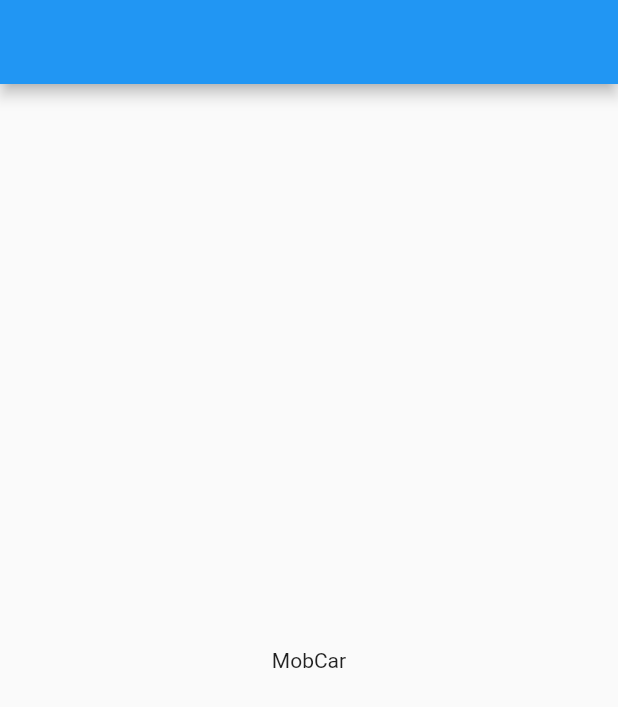
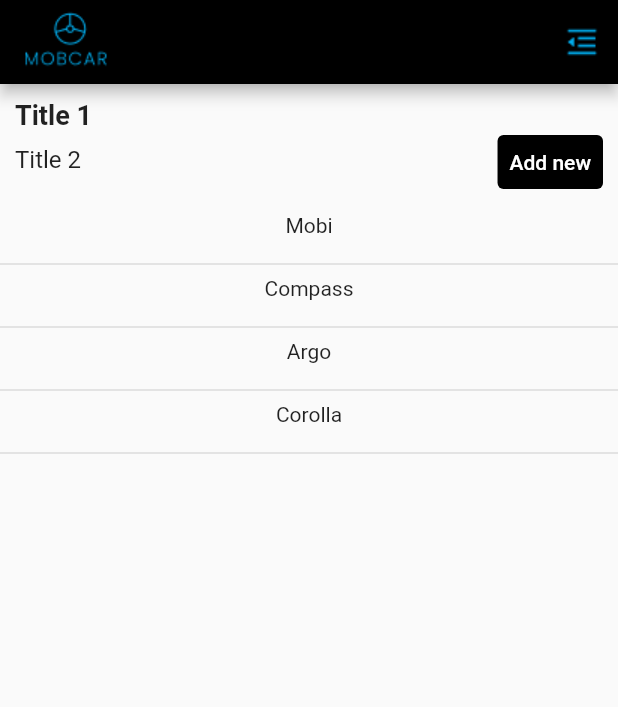
Before and after one commit to WellysonP/Test_MobCar, a Flutter app: the screen it shows after launch, on a phone screen of 412 x 824 dp. Shown: the top 707 px of the screen. Run offline on Flutter 3.47's test engine with Material 2 defaults, Android fonts, the phone set to English and light mode, and no system bars.

Commit message:
ajustado AppBar com title contendo logo da empresa, e actions contendo menu especificado

```diff
--- /dev/null
+++ b/lib/Provider/cars.dart
@@ -0,0 +1,67 @@
+import 'dart:math';
+
+import 'package:flutter/cupertino.dart';
+import 'package:flutter/foundation.dart';
+import 'package:mobicar/models/dummy.dart';
+
+import '../models/car_models.dart';
+
+class Cars with ChangeNotifier {
+  List<Car> get _items => dummy;
+  List<Car> get items => [..._items];
+
+  int get itemsCount {
+    return _items.length;
+  }
+
+  // void addCar(Car car) {
+  //   _items.add(
+  //     Car(
+  //       id: Random().nextDouble().toString(),
+  //       brand: car.brand,
+  //       vehicles: car.vehicles,
+  //       year: car.year,
+  //       price: car.price,
+  //       imageUrl: car.imageUrl,
+  //     ),
+  //   );
+  //   notifyListeners();
+  // }
+
+  // void updatCar(Car car) {
+  //   int index = _items.indexWhere((c) => c.id == car.id);
+  //   if (index >= 0) {
+  //     _items[index] = car;
+  //   }
+  //   notifyListeners();
+  // }
+
+  // void saveCar(Map<String, Object> data) {
+  //   bool hasId = data["id"] != null;
+
+  //   final car = Car(
+  //     id: hasId ? data["id"] as String : Random().nextDouble().toString(),
+  //     brand: data["brand"] as String,
+  //     vehicles: data["vehicles"] as String,
+  //     year: data["year"] as int,
+  //     price: data["price"] as double,
+  //     imageUrl: data["imageUrl"] as String,
+  //   );
+
+  //   if (hasId) {
+  //     return updatCar(car);
+  //   } else {
+  //     return addCar(car);
+  //   }
+  // }
+
+  // void removeCar(Car car) {
+  //   int index = _items.indexWhere((c) => c.id == car.id);
+
+  //   if (index >= 0) {
+  //     final car = _items[index];
+  //     _items.remove(car);
+  //     notifyListeners();
+  //   }
+  // }
+}
--- /dev/null
+++ b/lib/component/car_tile.dart
@@ -0,0 +1,17 @@
+import 'package:flutter/material.dart';
+import 'package:mobicar/Provider/cars.dart';
+import 'package:provider/provider.dart';
+
+import '../models/car_models.dart';
+
+class CarTile extends StatelessWidget {
+  final Car car;
+  const CarTile({Key? key, required this.car}) : super(key: key);
+
+  @override
+  Widget build(BuildContext context) {
+    return Center(
+      child: Text(car.vehicles),
+    );
+  }
+}
--- a/lib/main.dart
+++ b/lib/main.dart
@@ -1,6 +1,10 @@
 import 'package:flutter/cupertino.dart';
 import 'package:flutter/material.dart';
+import 'package:mobicar/Provider/cars.dart';
 import 'package:mobicar/pages/home_page.dart';
+import 'package:provider/provider.dart';
+
+import 'component/car_tile.dart';
 
 void main(List<String> args) {
   runApp(MyApp());
@@ -11,9 +15,23 @@ class MyApp extends StatelessWidget {
 
   @override
   Widget build(BuildContext context) {
-    return MaterialApp(
-      debugShowCheckedModeBanner: false,
-      home: HomePage(),
+    final ThemeData theme = ThemeData();
+    return MultiProvider(
+      providers: [
+        ChangeNotifierProvider(
+          create: (context) => Cars(),
+        ),
+      ],
+      child: MaterialApp(
+        theme: theme.copyWith(
+            colorScheme: theme.colorScheme
+                .copyWith(primary: Colors.black, secondary: Colors.blueAccent)),
+        debugShowCheckedModeBanner: false,
+        home: HomePage(),
+      ),
+      builder: (context, child) {
+        return child!;
+      },
     );
   }
 }
--- /dev/null
+++ b/lib/models/car_models.dart
@@ -0,0 +1,44 @@
+class Car {
+  final String id;
+  final String brand;
+  final String vehicles;
+  final int year;
+  final double price;
+  final String imageUrl;
+
+  const Car({
+    required this.id,
+    required this.brand,
+    required this.vehicles,
+    required this.year,
+    required this.price,
+    required this.imageUrl,
+  });
+}
+
+
+
+
+// class Car {
+//   final Brande brand;
+//   final String vehicles;
+//   final int year;
+//   final double price;
+
+//   const Car({
+//     required this.brand,
+//     required this.vehicles,
+//     required this.year,
+//     required this.price,
+//   });
+// }
+
+// class Brande {
+//   String name;
+//   String cod;
+
+//   Brande({
+//     required this.name,
+//     required this.cod,
+//   });
+// }
--- /dev/null
+++ b/lib/models/dummy.dart
@@ -0,0 +1,40 @@
+import 'package:mobicar/models/car_models.dart';
+
+final dummy = [
+  Car(
+    id: "01",
+    brand: "Fiat",
+    vehicles: "Mobi",
+    year: 2022,
+    price: 6000,
+    imageUrl:
+        "https://www.automaistv.com.br/wp-content/uploads/2022/01/fiat_mobi_like_52_edited-990x594.jpg",
+  ),
+  Car(
+    id: "02",
+    brand: "Jeep",
+    vehicles: "Compass",
+    year: 2021,
+    price: 120000,
+    imageUrl:
+        "https://encrypted-tbn0.gstatic.com/images?q=tbn:ANd9GcSJAdWwK3vLdNatlGdPco-AhnANWsb2YTviZw&usqp=CAU",
+  ),
+  Car(
+    id: "03",
+    brand: "Fiat",
+    vehicles: "Argo",
+    year: 2020,
+    price: 80000,
+    imageUrl:
+        "https://revistacarro.com.br/wp-content/uploads/2021/05/fiat-argo-1.0-basico.jpg",
+  ),
+  Car(
+    id: "04",
+    brand: "Toyota",
+    vehicles: "Corolla",
+    year: 2022,
+    price: 150000,
+    imageUrl:
+        "https://portallubes.com.br/wp-content/uploads/2019/01/corolla_xei_2019.jpg",
+  ),
+];
--- a/lib/pages/home_page.dart
+++ b/lib/pages/home_page.dart
@@ -1,15 +1,80 @@
 import 'package:flutter/material.dart';
 import 'package:flutter/src/foundation/key.dart';
 import 'package:flutter/src/widgets/framework.dart';
+import 'package:mobicar/models/dummy.dart';
+import 'package:provider/provider.dart';
+
+import '../Provider/cars.dart';
+import '../component/car_tile.dart';
 
 class HomePage extends StatelessWidget {
   const HomePage({Key? key}) : super(key: key);
 
   @override
   Widget build(BuildContext context) {
+    final cars = Provider.of<Cars>(context);
     return Scaffold(
-      appBar: AppBar(),
-      body: Center(child: Text("MobCar")),
+      appBar: AppBar(
+        title: Image.asset("assets/images/Group 2.png"),
+        actions: [
+          IconButton(
+              onPressed: () {},
+              icon: Image.asset("assets/images/menu-fold.png")),
+        ],
+      ),
+      body: Column(
+        children: [
+          Padding(
+            padding: const EdgeInsets.all(10),
+            child: Row(
+              crossAxisAlignment: CrossAxisAlignment.end,
+              mainAxisAlignment: MainAxisAlignment.spaceBetween,
+              children: [
+                Column(
+                  crossAxisAlignment: CrossAxisAlignment.start,
+                  children: [
+                    Text(
+                      "Title 1",
+                      style: TextStyle(
+                        fontSize: 18,
+                        fontWeight: FontWeight.bold,
+                      ),
+                    ),
+                    SizedBox(height: 10),
+                    Text(
+                      "Title 2",
+                      style: TextStyle(fontSize: 16),
+                    ),
+                    Divider(thickness: 1),
+                  ],
+                ),
+                TextButton(
+                  style: TextButton.styleFrom(backgroundColor: Colors.black),
+                  onPressed: () {},
+                  child: Text(
+                    "Add new",
+                    style: TextStyle(
+                      color: Colors.white,
+                    ),
+                  ),
+                ),
+              ],
+            ),
+          ),
+          Expanded(
+            child: ListView.builder(
+              itemCount: cars.itemsCount,
+              itemBuilder: (ctx, i) => Column(
+                children: [
+                  CarTile(car: cars.items[i]),
+                  SizedBox(height: 10),
+                  Divider(thickness: 1),
+                ],
+              ),
+            ),
+          ),
+        ],
+      ),
     );
   }
 }
```
Also changed, not shown: pubspec.yaml (+6 -2 lines), assets/images/Group 2.png (added), assets/images/Home mobile.png (added), assets/images/menu-fold.png (added), pubspec.lock.
